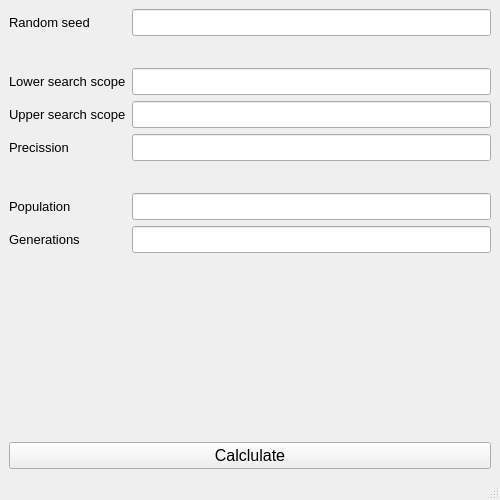
Old version of the form App/MainDashboard/_src/mainwindow.ui in the repository Corel-Cormen/ClassicGenAlgo.
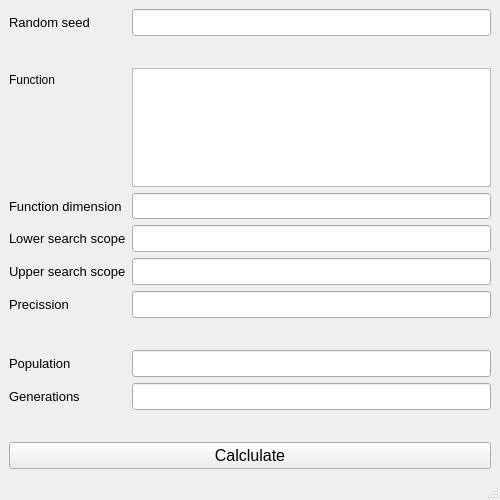
New version of the form.

What changed in the file:
```diff
--- a/App/MainDashboard/_src/mainwindow.ui
+++ b/App/MainDashboard/_src/mainwindow.ui
@@ -77,6 +77,37 @@
        </spacer>
       </item>
       <item row="2" column="0">
+       <widget class="QLabel" name="label_8">
+        <property name="text">
+         <string>Function</string>
+        </property>
+       </widget>
+      </item>
+      <item row="2" column="1">
+       <widget class="QListView" name="functionsListView"/>
+      </item>
+      <item row="3" column="0">
+       <widget class="QLabel" name="label_7">
+        <property name="font">
+         <font>
+          <pointsize>10</pointsize>
+         </font>
+        </property>
+        <property name="text">
+         <string>Function dimension</string>
+        </property>
+       </widget>
+      </item>
+      <item row="3" column="1">
+       <widget class="QLineEdit" name="functionDimensionLine">
+        <property name="font">
+         <font>
+          <pointsize>11</pointsize>
+         </font>
+        </property>
+       </widget>
+      </item>
+      <item row="4" column="0">
        <widget class="QLabel" name="label_2">
         <property name="font">
          <font>
@@ -88,7 +119,7 @@
         </property>
        </widget>
       </item>
-      <item row="2" column="1">
+      <item row="4" column="1">
        <widget class="QLineEdit" name="minSearchScopeLine">
         <property name="minimumSize">
          <size>
@@ -103,7 +134,7 @@
         </property>
        </widget>
       </item>
-      <item row="3" column="0">
+      <item row="5" column="0">
        <widget class="QLabel" name="label_3">
         <property name="font">
          <font>
@@ -115,7 +146,7 @@
         </property>
        </widget>
       </item>
-      <item row="3" column="1">
+      <item row="5" column="1">
        <widget class="QLineEdit" name="maxSearchScopeLine">
         <property name="font">
          <font>
@@ -124,7 +155,7 @@
         </property>
        </widget>
       </item>
-      <item row="4" column="0">
+      <item row="6" column="0">
        <widget class="QLabel" name="label_5">
         <property name="font">
          <font>
@@ -136,7 +167,7 @@
         </property>
        </widget>
       </item>
-      <item row="4" column="1">
+      <item row="6" column="1">
        <widget class="QLineEdit" name="precissionLine">
         <property name="font">
          <font>
@@ -145,7 +176,7 @@
         </property>
        </widget>
       </item>
-      <item row="5" column="0">
+      <item row="7" column="0">
        <spacer name="horizontalSpacer_4">
         <property name="orientation">
          <enum>Qt::Orientation::Horizontal</enum>
@@ -158,7 +189,7 @@
         </property>
        </spacer>
       </item>
-      <item row="5" column="1">
+      <item row="7" column="1">
        <spacer name="horizontalSpacer_3">
         <property name="orientation">
          <enum>Qt::Orientation::Horizontal</enum>
@@ -171,7 +202,7 @@
         </property>
        </spacer>
       </item>
-      <item row="6" column="0">
+      <item row="8" column="0">
        <widget class="QLabel" name="label_4">
         <property name="font">
          <font>
@@ -183,7 +214,7 @@
         </property>
        </widget>
       </item>
-      <item row="6" column="1">
+      <item row="8" column="1">
        <widget class="QLineEdit" name="populationLine">
         <property name="font">
          <font>
@@ -192,7 +223,7 @@
         </property>
        </widget>
       </item>
-      <item row="7" column="0">
+      <item row="9" column="0">
        <widget class="QLabel" name="label_6">
         <property name="font">
          <font>
@@ -204,7 +235,7 @@
         </property>
        </widget>
       </item>
-      <item row="7" column="1">
+      <item row="9" column="1">
        <widget class="QLineEdit" name="generationsLine">
         <property name="font">
          <font>
@@ -213,6 +244,32 @@
         </property>
        </widget>
       </item>
+      <item row="10" column="0">
+       <spacer name="horizontalSpacer_5">
+        <property name="orientation">
+         <enum>Qt::Orientation::Horizontal</enum>
+        </property>
+        <property name="sizeHint" stdset="0">
+         <size>
+          <width>40</width>
+          <height>20</height>
+         </size>
+        </property>
+       </spacer>
+      </item>
+      <item row="10" column="1">
+       <spacer name="horizontalSpacer_6">
+        <property name="orientation">
+         <enum>Qt::Orientation::Horizontal</enum>
+        </property>
+        <property name="sizeHint" stdset="0">
+         <size>
+          <width>40</width>
+          <height>20</height>
+         </size>
+        </property>
+       </spacer>
+      </item>
      </layout>
     </item>
     <item>
```
